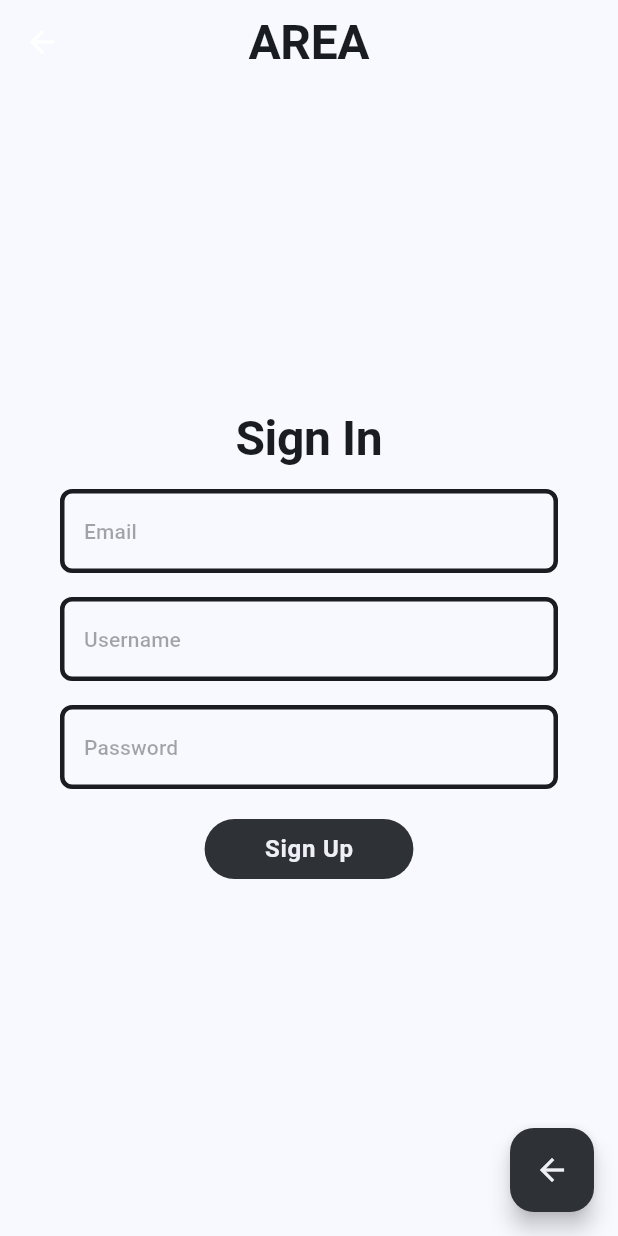
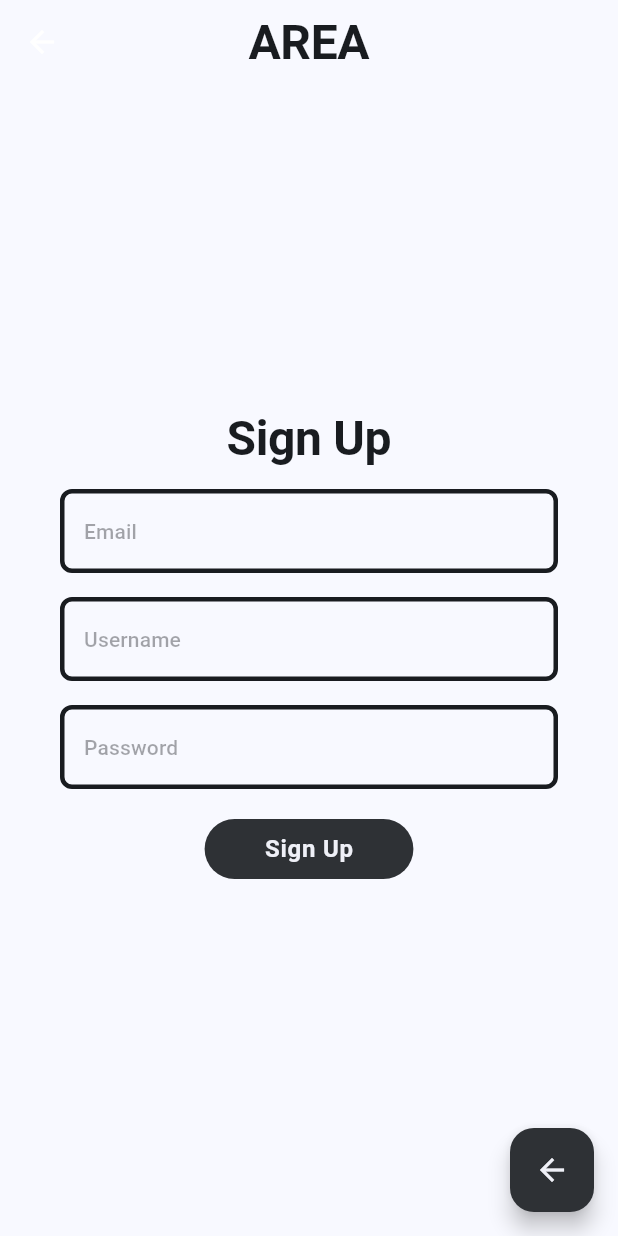
Before and after one commit to EliotAmn/Epitech-AREA, a Flutter app: the SigninPage screen opened directly, on a phone screen of 412 x 824 dp. Run offline on Flutter 3.47's test engine with Material 3 defaults, Android fonts, the light colour scheme and no system bars.

Commit message:
fix: signup page name

```diff
--- a/mobile/lib/pages/login_page.dart
+++ b/mobile/lib/pages/login_page.dart
@@ -1,6 +1,6 @@
 import 'package:flutter/material.dart';
 import 'package:flutter/services.dart';
-import 'signin_page.dart';
+import 'signup_page.dart';
 import '../component/input/input_decorations.dart';
 
 class LoginPage extends StatelessWidget {
@@ -26,7 +26,7 @@ class LoginPage extends StatelessWidget {
           children: [
             SizedBox(height: Theme.of(context).textTheme.bodyLarge?.fontSize ?? 16),
             TextField(
-              decoration: AppInputDecorations.primary(context, 'Username'),
+              decoration: AppInputDecorations.primary(context, 'Email or Username'),
             ),
             SizedBox(height: Theme.of(context).textTheme.bodyLarge?.fontSize ?? 16),
             TextField(
--- a/mobile/lib/pages/signin_page.dart
+++ b/mobile/lib/pages/signup_page.dart
@@ -37,7 +37,7 @@ class SigninPage extends StatelessWidget {
               child: Column(
                 mainAxisSize: MainAxisSize.min,
                 children: [
-                  Text('Sign In',
+                  Text('Sign Up',
                     style: Theme.of(context).textTheme.displayLarge,
                   ),
                   SizedBox(height: Theme.of(context).textTheme.bodyLarge?.fontSize ?? 16),
```
